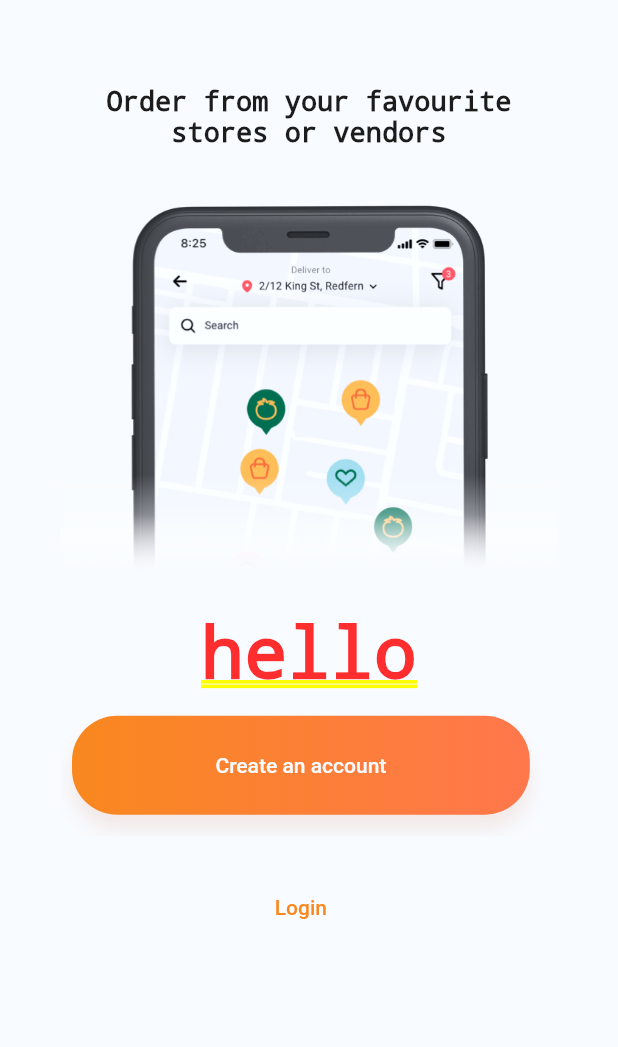
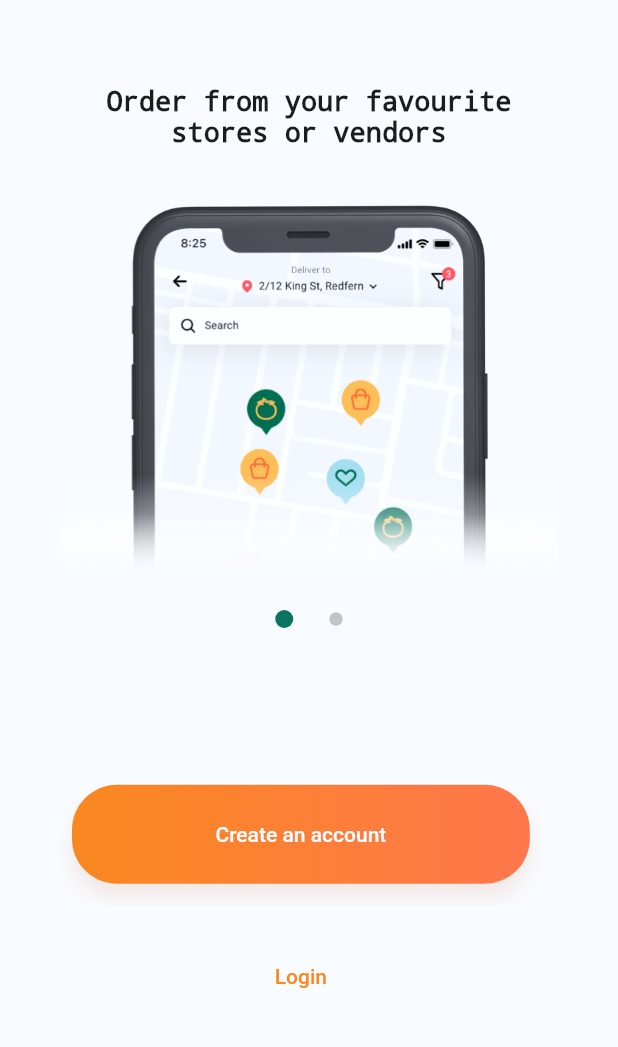
Before and after one commit to InSight1910/FoodAppFlutter, a Flutter app: the screen it shows after launch, on a phone screen of 412 x 824 dp, the part 137-1184 px from its top. Run offline on Flutter 3.47's test engine with Material 2 defaults, Android fonts, the phone set to English and light mode, and no system bars; drawn by our look-alikes of carousel_slider.

Commit message:
Carousel done

```diff
--- a/lib/Carousel/Carousel.dart
+++ b/lib/Carousel/Carousel.dart
@@ -1,5 +1,6 @@
 import 'package:flutter/material.dart';
 import 'package:carousel_slider/carousel_slider.dart';
+import 'package:untitled2/colors.dart';
 
 final List<Map> data = [
   {
@@ -47,28 +48,58 @@ final List<Widget> dataSlider = data.map<Widget>((e) => Builder(builder: (BuildC
       ]);
     }))
         .toList();
-
+/*CarouselSlider(
+carouselController: _controller,
+options: CarouselOptions(
+enlargeCenterPage: true,
+enableInfiniteScroll: false,
+disableCenter: true,
+viewportFraction: 1.0,
+autoPlay: true,
+autoPlayInterval: const Duration(seconds: 5),
+height: 350.0),
+items: dataSlider
+)*/
 class _CarouselState extends State<Carousel> {
   final CarouselController _controller = CarouselController();
+  int _current = 0;
+
   @override
   Widget build(BuildContext context) {
-    final CarouselController _controller = CarouselController();
 
     return Column(
       children: [
         CarouselSlider(
             carouselController: _controller,
             options: CarouselOptions(
-                enlargeCenterPage: true,
-                enableInfiniteScroll: false,
-                disableCenter: true,
+                enlargeCenterPage: false,
                 viewportFraction: 1.0,
-                autoPlay: true,
-                autoPlayInterval: const Duration(seconds: 5),
+                onPageChanged: (index, reason) {
+                  setState(() {
+                    _current = index;
+                  });
+                },
                 height: 350.0),
             items: dataSlider
         ),
-        Text('hello')
+        Row(
+          mainAxisAlignment: MainAxisAlignment.center,
+          children:
+            data.asMap().entries.map((entry) {
+              return GestureDetector(
+                onTap: () => _controller.animateToPage(entry.key),
+                child: Container(
+                  width: _current == entry.key ? 12.0 : 9.0,
+                  height: _current == entry.key ? 12.0 : 9.0,
+                  margin: const EdgeInsets.symmetric(horizontal: 12),
+                  decoration: BoxDecoration(
+                    shape: BoxShape.circle,
+                    color: _current == entry.key ? ColorsApp.rodiniaMainColor : ColorsApp.colorDeActivateCarouselItem
+                  ),
+                ),
+              );
+            }).toList()
+        )
       ],
     );
   }
--- a/lib/Navbar/InitNav.dart
+++ b/lib/Navbar/InitNav.dart
@@ -19,7 +19,7 @@ class InitNav extends StatelessWidget {
           Expanded(child: Container()),
           TextButton(
             onPressed: () => {},
-            child: Text(
+            child: const Text(
               'Skip',
               style: TextStyle(
                 color: ColorsApp.gradientInit,
--- a/lib/colors.dart
+++ b/lib/colors.dart
@@ -1,10 +1,12 @@
 import 'package:flutter/cupertino.dart';
 
 class ColorsApp {
-  static final Color primaryColor = Color.fromRGBO(254, 85, 74, 1);
-  static final Color gradientInit = Color.fromRGBO(249, 136, 31, 1);
-  static final Color gradientEnd = Color.fromRGBO(255, 119, 76, 1);
-  static final Color Accent = Color.fromRGBO(11, 115, 95, 1);
-  static final Color background = Color.fromRGBO(248, 251, 255, 1);
-  static final Color colorShadow = Color.fromRGBO(202, 66, 17, 0.1);
+  static const Color primaryColor = Color.fromRGBO(254, 85, 74, 1);
+  static const Color gradientInit = Color.fromRGBO(249, 136, 31, 1);
+  static const Color gradientEnd = Color.fromRGBO(255, 119, 76, 1);
+  static const Color accent = Color.fromRGBO(11, 115, 95, 1);
+  static const Color background = Color.fromRGBO(248, 251, 255, 1);
+  static const Color colorShadow = Color.fromRGBO(202, 66, 17, 0.1);
+  static const Color colorDeActivateCarouselItem = Color.fromRGBO(196, 196, 196, 1);
+  static const Color rodiniaMainColor = Color.fromRGBO(11, 115, 95, 1);
 }
--- a/lib/main.dart
+++ b/lib/main.dart
@@ -57,6 +57,7 @@ class MyHomePage extends StatelessWidget {
           InitNav(),
           SizedBox(height: 50,),
           Carousel(),
+          SizedBox(height: 90,),
           Button(title: 'Create an account'),
           Button(title: 'Login', primary: false,),
         ],
```
